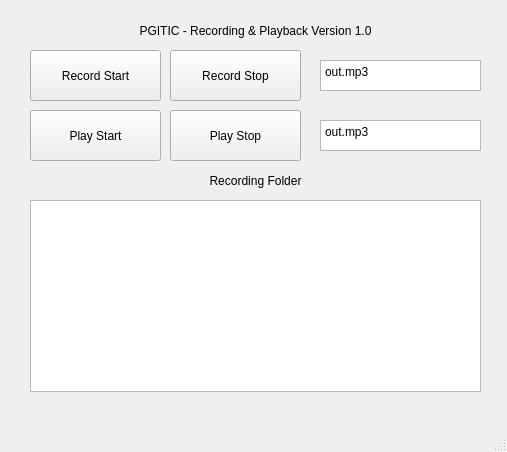
First picture: the form in mainwindow.ui, repository cxdcxd/pgitic_gstramer, before the edit.
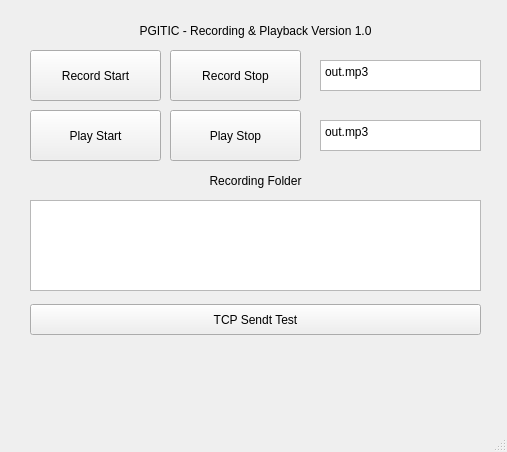
Second picture: the form after the edit.

Patch:
```diff
--- a/mainwindow.ui
+++ b/mainwindow.ui
@@ -95,7 +95,7 @@
       <x>30</x>
       <y>200</y>
       <width>451</width>
-      <height>192</height>
+      <height>91</height>
      </rect>
     </property>
    </widget>
@@ -142,6 +142,19 @@
      <string>Record Start</string>
     </property>
    </widget>
+   <widget class="QPushButton" name="pushButton">
+    <property name="geometry">
+     <rect>
+      <x>30</x>
+      <y>304</y>
+      <width>451</width>
+      <height>31</height>
+     </rect>
+    </property>
+    <property name="text">
+     <string>TCP Sendt Test</string>
+    </property>
+   </widget>
   </widget>
   <widget class="QMenuBar" name="menubar">
    <property name="geometry">
```
